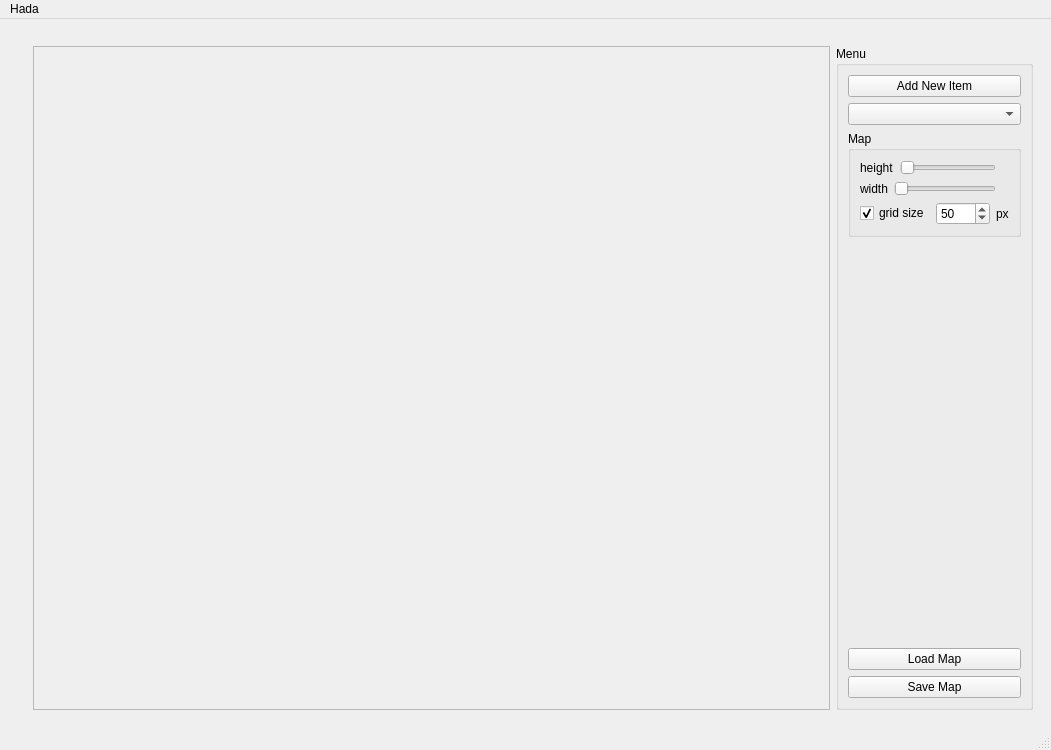
First picture: the form in mainwindow.ui, repository LaserShrimp/Hada, before the edit.
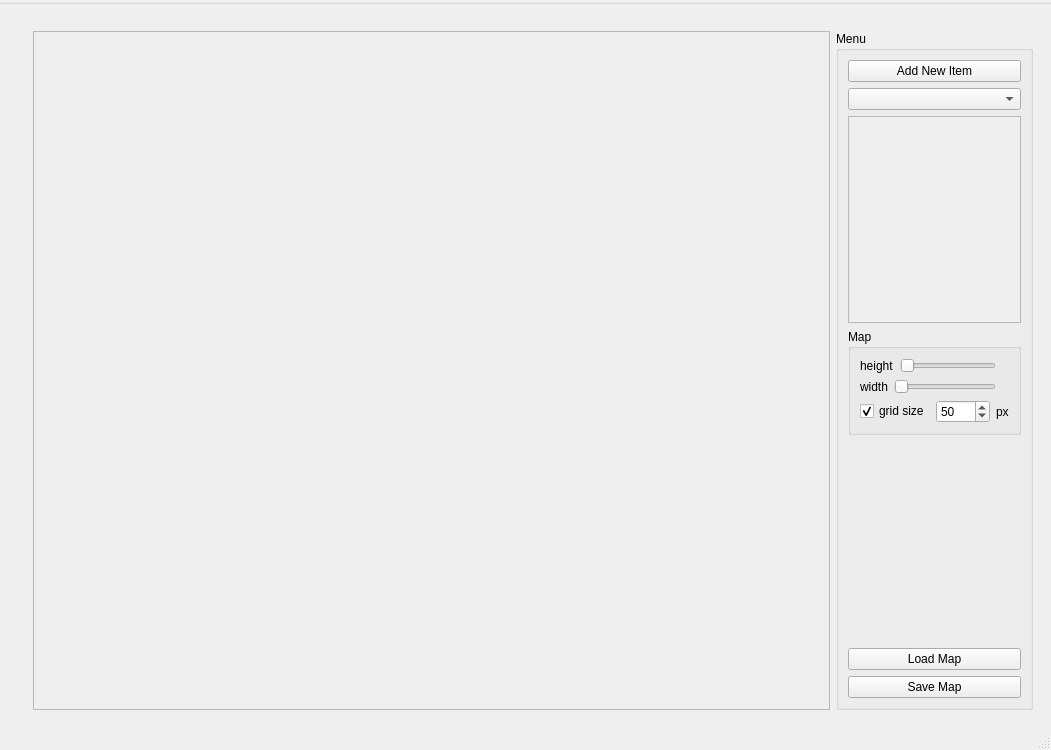
Second picture: the form after the edit.

Commit message: better interface to pick items

```diff
--- a/mainwindow.ui
+++ b/mainwindow.ui
@@ -53,6 +53,12 @@
          <property name="enabled">
           <bool>true</bool>
          </property>
+         <property name="sizePolicy">
+          <sizepolicy hsizetype="Expanding" vsizetype="Expanding">
+           <horstretch>1</horstretch>
+           <verstretch>1</verstretch>
+          </sizepolicy>
+         </property>
          <property name="widgetResizable">
           <bool>true</bool>
          </property>
@@ -88,7 +94,7 @@
          <property name="flat">
           <bool>false</bool>
          </property>
-         <layout class="QVBoxLayout" name="verticalLayout_3" stretch="0,0,0,0,0">
+         <layout class="QVBoxLayout" name="verticalLayout_3" stretch="0,0,0,0,0,0">
           <property name="sizeConstraint">
            <enum>QLayout::SetMaximumSize</enum>
           </property>
@@ -102,6 +108,28 @@
           <item>
            <widget class="QComboBox" name="comboBox"/>
           </item>
+          <item>
+           <widget class="QScrollArea" name="pickItemArea">
+            <property name="widgetResizable">
+             <bool>true</bool>
+            </property>
+            <widget class="QWidget" name="scrollAreaWidgetContents_2">
+             <property name="geometry">
+              <rect>
+               <x>0</x>
+               <y>0</y>
+               <width>197</width>
+               <height>176</height>
+              </rect>
+             </property>
+             <layout class="QGridLayout" name="gridLayout">
+              <item row="0" column="0">
+               <layout class="QHBoxLayout" name="horizontalLayout_6"/>
+              </item>
+             </layout>
+            </widget>
+           </widget>
+          </item>
           <item>
            <widget class="QGroupBox" name="groupBox_2">
             <property name="enabled">
@@ -315,7 +343,7 @@
    </property>
    <widget class="QMenu" name="menuHada">
     <property name="title">
-     <string>Hada</string>
+     <string notr="true"/>
     </property>
    </widget>
    <addaction name="menuHada"/>
```
Left out of the diff: 2 changed lines with no effect on the pictures. The commit also changes 4 other files.
